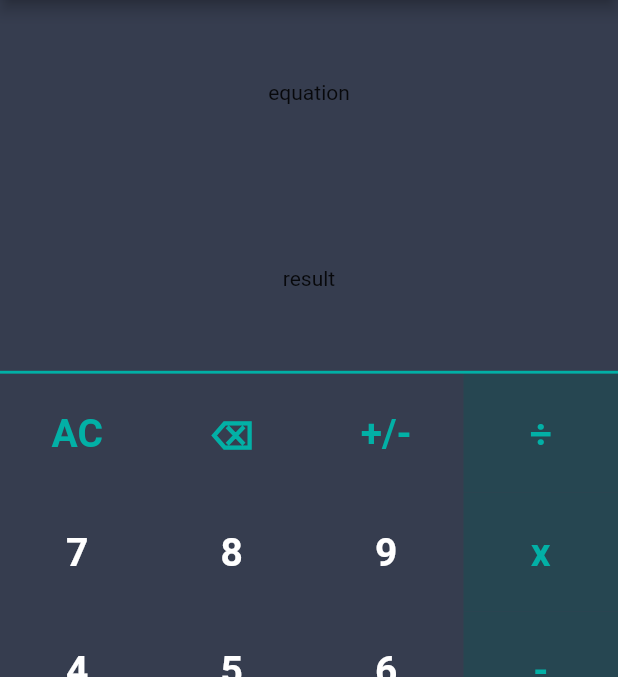
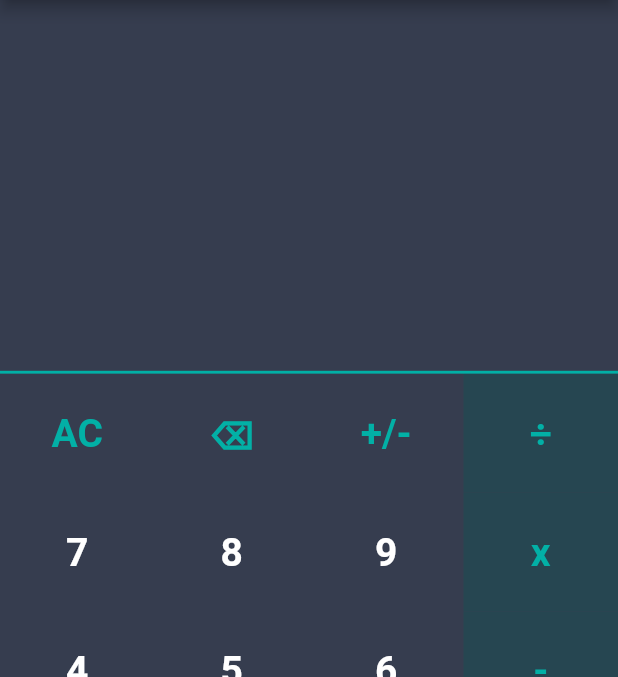
Before and after one commit to mlph-jandag/flutter-calculator, a Flutter app: the screen it shows after launch, on a phone screen of 412 x 824 dp, the part 84-761 px from its top. Run offline on Flutter 3.47's test engine with Material 2 defaults, Android fonts, the phone set to English and light mode, and no system bars; our stand-ins replace flutter_hooks, hooks_riverpod.

Commit message:
setup calculator provider

```diff
--- a/lib/providers/calculator_provider.dart
+++ b/lib/providers/calculator_provider.dart
@@ -1,14 +1,26 @@
 import 'package:flutter/cupertino.dart';
+import 'package:flutter_hooks/flutter_hooks.dart';
 
 class CalculatorChangeNotifier extends ChangeNotifier {
   int _count = 0;
+  String equation = "";
+  String result = "";
 
   Future<void> increment() async {
     _count += 1;
     notifyListeners();
   }
 
+  Future<void> onType(String clicked) async {
+    print('you clicked $clicked');
+  }
+
   int get count {
     return _count;
   }
 }
+
+T useChangeNotifierListenable<T extends ChangeNotifier>(T data) {
+  final state = useState<T>(data);
+  return useListenable(state.value);
+}
--- a/lib/screens/calculator/calculator_button.dart
+++ b/lib/screens/calculator/calculator_button.dart
@@ -1,7 +1,9 @@
 import 'package:flutter/material.dart';
+import 'package:flutter_calculator/providers/calculator_provider.dart';
 import 'package:flutter_calculator/utils/common.dart';
+import 'package:flutter_hooks/flutter_hooks.dart';
 
-class CalculatorButton extends StatelessWidget {
+class CalculatorButton extends HookWidget {
   final String label;
   final bool isSpecial;
   final bool isOperator;
@@ -17,9 +19,13 @@ class CalculatorButton extends StatelessWidget {
   @override
   Widget build(BuildContext context) {
     final screenData = MediaQuery.of(context).size;
+
+    final calculatorChangeNotifier =
+        useChangeNotifierListenable(CalculatorChangeNotifier());
+
     return InkWell(
       onTap: () {
-        print('btn tap $label');
+        _onButtonClick(calculatorChangeNotifier, label);
       },
       child: Container(
         color: isOperator
@@ -39,4 +45,9 @@ class CalculatorButton extends StatelessWidget {
       ),
     );
   }
+
+  Future<void> _onButtonClick(
+      CalculatorChangeNotifier calculatorChangeNotifier, String label) async {
+    return calculatorChangeNotifier.onType(label);
+  }
 }
--- a/lib/screens/calculator/calculator_view.dart
+++ b/lib/screens/calculator/calculator_view.dart
@@ -2,11 +2,6 @@ import 'package:flutter/material.dart';
 import 'package:flutter_calculator/providers/calculator_provider.dart';
 import 'package:flutter_calculator/screens/calculator/calculator_button.dart';
 import 'package:flutter_hooks/flutter_hooks.dart';
-
-T useChangeNotifierListenable<T extends ChangeNotifier>(T data) {
-  final state = useState<T>(data);
-  return useListenable(state.value);
-}
 
 class CalculatorView extends HookWidget {
   const CalculatorView({Key? key}) : super(key: key);
@@ -29,18 +24,18 @@ class CalculatorView extends HookWidget {
             children: [
               Expanded(
                 child: Container(
-                  child: Center(child: Text('equation')),
+                  child: Center(child: Text(calculatorChangeNotifier.equation)),
                 ),
               ),
               Expanded(
                 child: Container(
-                  child: Center(child: Text('result')),
+                  child: Center(child: Text(calculatorChangeNotifier.result)),
                 ),
               )
             ],
           ),
         ),
-        Divider(thickness: 2, height: 2),
+        const Divider(thickness: 2, height: 2),
         Expanded(
           child: Container(
             width: double.infinity,
```
Also changed, not shown: pubspec.lock.
